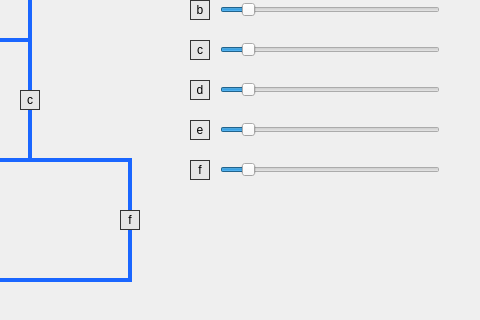
First picture: the form in Trem_-_Codigo_Fonte/Código QT5 Ubuntu - Trem/mainwindow.ui, repository gustavossobral/trem-so, before the edit; both pictures show x 510 to 990 and y 120 to 440 of the 990 by 440 pixel window.
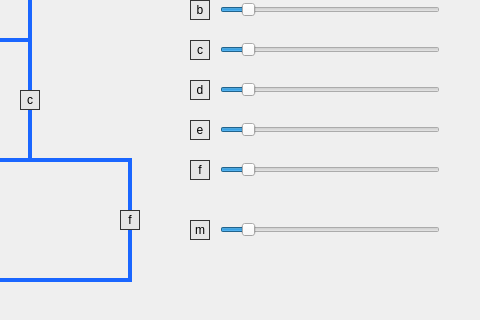
Second picture: the form after the edit.

Commit message:
feat: adiciona controle mestre de velocidade
O slider m move os seis sliders individuais para o seu valor, então a
velocidade geral sobrescreve a de todos os trens e a tela sempre mostra
a velocidade vigente de cada um. Depois disso, cada trem continua
podendo ser ajustado individualmente.

```diff
--- a/Trem_-_Codigo_Fonte/Código QT5 Ubuntu - Trem/mainwindow.ui
+++ b/Trem_-_Codigo_Fonte/Código QT5 Ubuntu - Trem/mainwindow.ui
@@ -465,6 +465,44 @@
      <enum>Qt::Horizontal</enum>
     </property>
    </widget>
+   <widget class="QLabel" name="rotuloMestre">
+    <property name="geometry">
+     <rect>
+      <x>700</x>
+      <y>340</y>
+      <width>20</width>
+      <height>20</height>
+     </rect>
+    </property>
+    <property name="styleSheet">
+     <string notr="true">QLabel { background: #e6e6e6; border: 1px solid #333333; }</string>
+    </property>
+    <property name="text">
+     <string>m</string>
+    </property>
+    <property name="alignment">
+     <set>Qt::AlignCenter</set>
+    </property>
+   </widget>
+   <widget class="QSlider" name="velocidadeMestre">
+    <property name="geometry">
+     <rect>
+      <x>730</x>
+      <y>339</y>
+      <width>220</width>
+      <height>22</height>
+     </rect>
+    </property>
+    <property name="maximum">
+     <number>200</number>
+    </property>
+    <property name="value">
+     <number>20</number>
+    </property>
+    <property name="orientation">
+     <enum>Qt::Horizontal</enum>
+    </property>
+   </widget>
   </widget>
  </widget>
  <layoutdefault spacing="6" margin="11"/>
```
The commit also changes 1 other file.
